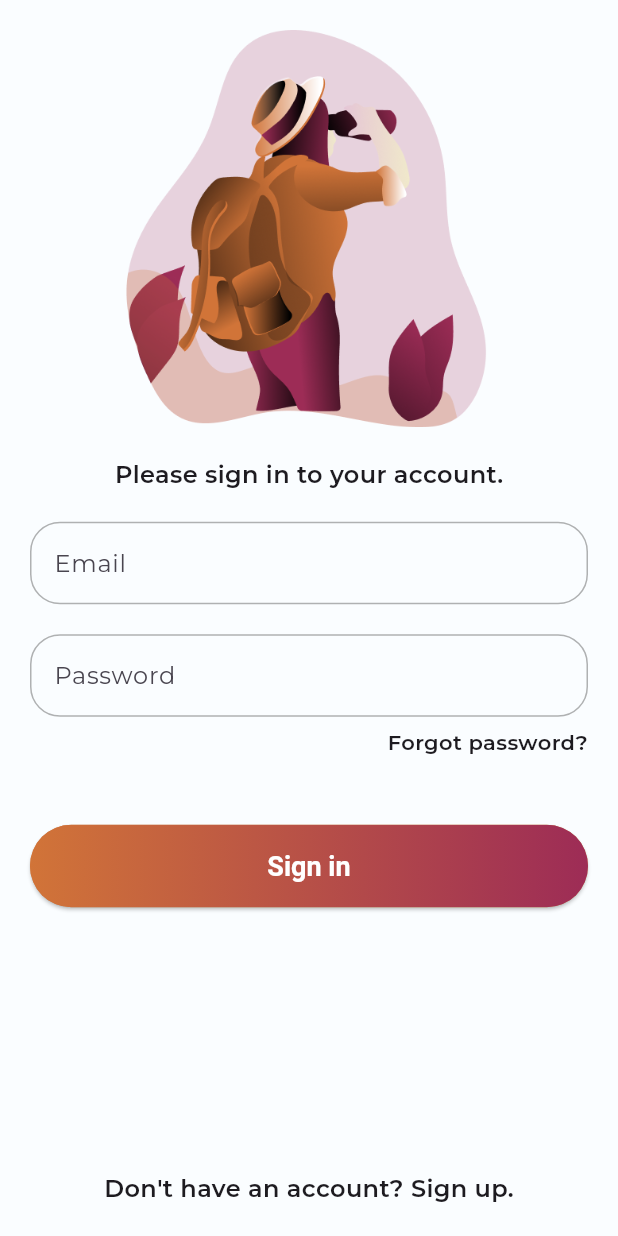
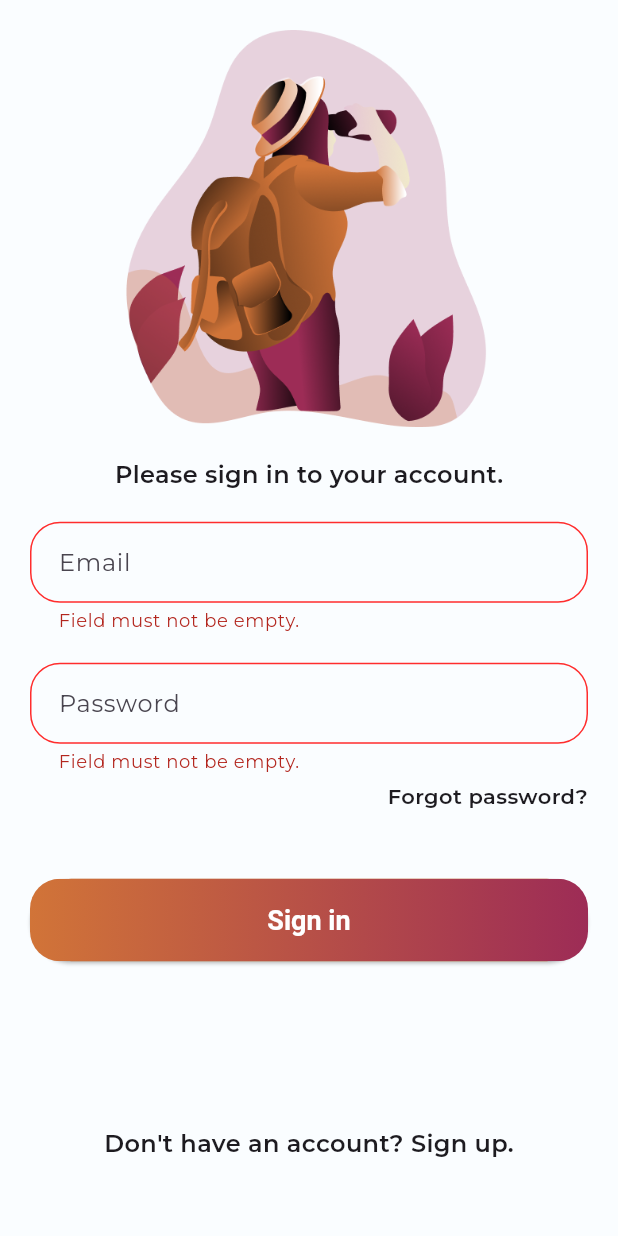
Before and after one commit to MatejStrlek/TouristApp-flutter, a Flutter app: the screen it shows after launch, after a tap on "Sign in", on a phone screen of 412 x 824 dp. Run offline on Flutter 3.47's test engine with Material 3 defaults, Android fonts, the light colour scheme and no system bars; our stand-ins replace dartz, firebase_auth, firebase_core, flutter_hooks, flutter_riverpod, hooks_riverpod; accounts and stored records are empty.

Commit message:
added auth state successsfully

```diff
--- /dev/null
+++ b/lib/core/di.dart
@@ -0,0 +1,20 @@
+import 'package:faks/features/auth/data/repository/user_repository.dart';
+import 'package:faks/features/auth/domain/repository/user_repository.dart';
+import 'package:faks/features/auth/domain/usecase/sign_in_use_case.dart';
+import 'package:faks/features/auth/presentation/controller/auth_controller.dart';
+import 'package:faks/features/auth/presentation/controller/state/auth_state.dart';
+import 'package:firebase_auth/firebase_auth.dart';
+import 'package:flutter_riverpod/flutter_riverpod.dart';
+import 'package:faks/features/auth/data/api/user_api.dart';
+
+final userApiProvider =
+    Provider<UserApi>((ref) => UserApi(FirebaseAuth.instance));
+
+final userRepositoryProvider = Provider<UserRepository>(
+    (ref) => UserRepositoryImpl(ref.watch(userApiProvider)));
+
+final signInUseCaseProvider = Provider<SignInUseCase>(
+    (ref) => SignInUseCase(ref.watch(userRepositoryProvider)));
+
+final authNotifier =
+    NotifierProvider<AuthController, AuthState>(() => AuthController());
--- a/lib/style/colors.dart
+++ b/lib/core/style/colors.dart
@@ -43,7 +43,8 @@ class AppColors extends ThemeExtension<AppColors> {
       );
 
   @override
-  ThemeExtension<AppColors> lerp(covariant ThemeExtension<AppColors>? other, double t) {
+  ThemeExtension<AppColors> lerp(
+      covariant ThemeExtension<AppColors>? other, double t) {
     if (other is! AppColors) {
       return this;
     }
--- a/lib/style/style_extensions.dart
+++ b/lib/core/style/style_extensions.dart
@@ -1,4 +1,4 @@
-import 'package:faks/style/text_styles.dart';
+import 'package:faks/core/style/text_styles.dart';
 import 'package:flutter/material.dart';
 
 import 'colors.dart';
@@ -7,6 +7,9 @@ extension StyleExtensions on BuildContext {
   Color get colorGradientBegin => Theme.of(this).extension<AppColors>()!.gradientBegin!;
   Color get colorGradientEnd => Theme.of(this).extension<AppColors>()!.gradientEnd!;
   Color get colorText => Theme.of(this).extension<AppColors>()!.text!;
+  Color get colorBackground => Theme.of(this).extension<AppColors>()!.background!;
+  Color get colorBorder => Theme.of(this).extension<AppColors>()!.border!;
+  Color get colorError => Theme.of(this).extension<AppColors>()!.error!;
 
   TextStyle get textButton => Theme.of(this).textTheme.buttonTextStyle;
   TextStyle get textSubtitle => Theme.of(this).textTheme.subtitleTextStyle;
--- a/lib/style/text_styles.dart
+++ b/lib/core/style/text_styles.dart
@@ -5,5 +5,6 @@ const _subtitleTextStyle = TextStyle(fontSize: 16, fontWeight: FontWeight.w600);
 
 extension CustomTextStyle on TextTheme {
   TextStyle get buttonTextStyle => _buttonTextStyle;
+
   TextStyle get subtitleTextStyle => _subtitleTextStyle;
 }
--- /dev/null
+++ b/lib/features/auth/presentation/controller/auth_controller.dart
@@ -0,0 +1,23 @@
+import 'package:faks/core/di.dart';
+import 'package:faks/features/auth/domain/usecase/sign_in_use_case.dart';
+import 'package:faks/features/auth/presentation/controller/state/auth_state.dart';
+import 'package:flutter_riverpod/flutter_riverpod.dart';
+
+class AuthController extends Notifier<AuthState> {
+  late final SignInUseCase _signInUseCase;
+
+  @override
+  AuthState build() {
+    _signInUseCase = ref.watch(signInUseCaseProvider);
+    return UnauthenticatedState();
+  }
+
+  void signIn(final String email, final String password) async {
+    state = LoadingState();
+
+    final result = await _signInUseCase(email, password);
+
+    result.fold((failure) => state = UnauthenticatedState(failure: failure),
+        (user) => state = AuthenticatedState(user!));
+  }
+}
--- /dev/null
+++ b/lib/features/auth/presentation/controller/state/auth_state.dart
@@ -0,0 +1,18 @@
+import 'package:faks/core/error/failure.dart';
+import 'package:firebase_auth/firebase_auth.dart';
+
+sealed class AuthState {}
+
+class AuthenticatedState extends AuthState {
+  final User user;
+
+  AuthenticatedState(this.user);
+}
+
+class LoadingState extends AuthState {}
+
+class UnauthenticatedState extends AuthState {
+  final Failure? failure;
+
+  UnauthenticatedState({this.failure});
+}
--- /dev/null
+++ b/lib/features/auth/presentation/screen/sign_in_screen.dart
@@ -0,0 +1,142 @@
+import 'package:faks/core/di.dart';
+import 'package:faks/core/style/style_extensions.dart';
+import 'package:faks/features/auth/presentation/controller/state/auth_state.dart';
+import 'package:flutter/material.dart';
+import 'package:flutter_hooks/flutter_hooks.dart';
+import 'package:hooks_riverpod/hooks_riverpod.dart';
+
+import '../widget/custom_primary_button.dart';
+import '../widget/custom_text_field.dart';
+
+class SignInScreen extends StatefulHookConsumerWidget {
+  const SignInScreen({super.key});
+
+  @override
+  ConsumerState<ConsumerStatefulWidget> createState() => _SignInScreenState();
+}
+
+class _SignInScreenState extends ConsumerState<SignInScreen> {
+  final _formKey = GlobalKey<FormState>();
+
+  @override
+  Widget build(BuildContext context) {
+    final authState = ref.watch(authNotifier);
+    final isLoading = useState(false);
+    final emailController = useTextEditingController();
+    final passwordController = useTextEditingController();
+
+    useValueChanged<AuthState, void>(authState, (_, newValue) {
+      WidgetsBinding.instance.addPostFrameCallback((_) {
+        switch (authState) {
+          case AuthenticatedState():
+            print("SUCCESS!");
+            isLoading.value = false;
+          case LoadingState():
+            print("LOADING!");
+            isLoading.value = true;
+          case UnauthenticatedState():
+            print("ERROR!");
+            isLoading.value = false;
+        }
+      });
+    });
+
+    return Scaffold(
+      resizeToAvoidBottomInset: false,
+      body: SafeArea(
+        child: Padding(
+          padding: const EdgeInsets.all(20),
+          child: SizedBox(
+            width: double.maxFinite,
+            child: Form(
+              key: _formKey,
+              child: Column(
+                crossAxisAlignment: CrossAxisAlignment.center,
+                children: [
+                  Image.asset("assets/images/login_image.png", width: 250),
+                  const SizedBox(height: 20),
+                  Text(
+                    "Please sign in to your account.",
+                    style: context.textSubtitle,
+                  ),
+                  const SizedBox(height: 20),
+                  CustomTextField(
+                    label: "Email",
+                    controller: emailController,
+                    validator: _validateEmail,
+                  ),
+                  const SizedBox(height: 20),
+                  CustomTextField(
+                    label: "Password",
+                    controller: passwordController,
+                    validator: _validatePassword,
+                  ),
+                  const SizedBox(height: 5),
+                  const Align(
+                    alignment: Alignment.centerRight,
+                    child: Text(
+                      "Forgot password?",
+                      style: TextStyle(fontWeight: FontWeight.w600),
+                      textAlign: TextAlign.end,
+                    ),
+                  ),
+                  const SizedBox(height: 45),
+                  CustomPrimaryButton(
+                    child: isLoading.value
+                        ? CircularProgressIndicator(
+                            backgroundColor: Colors.transparent,
+                            color: Colors.white)
+                        : Text("Sign in",
+                            style: context.textButton
+                                .copyWith(color: Colors.white)),
+                    onPressed: () =>
+                        _signIn(emailController.text, passwordController.text),
+                  ),
+                  const Spacer(),
+                  Text(
+                    "Don't have an account? Sign up.",
+                    style: context.textSubtitle,
+                  ), //TODO: Make this TextButton
+                  const SizedBox(height: 30),
+                ],
+              ),
+            ),
+          ),
+        ),
+      ),
+    );
+  }
+
+  String? _validateEmail(String? value) {
+    final regex = RegExp(r"(?:[a-z0-9!#$%&'*+/=?^_`{|}~-]+(?:\.[a-z0-9!#$%&'"
+        r'*+/=?^_`{|}~-]+)*|"(?:[\x01-\x08\x0b\x0c\x0e-\x1f\x21\x23-\x5b\x5d-'
+        r'\x7f]|\\[\x01-\x09\x0b\x0c\x0e-\x7f])*")@(?:(?:[a-z0-9](?:[a-z0-9-]*'
+        r'[a-z0-9])?\.)+[a-z0-9](?:[a-z0-9-]*[a-z0-9])?|\[(?:(?:(2(5[0-5]|[0-4]'
+        r'[0-9])|1[0-9][0-9]|[1-9]?[0-9]))\.){3}(?:(2(5[0-5]|[0-4][0-9])|1[0-9]'
+        r'[0-9]|[1-9]?[0-9])|[a-z0-9-]*[a-z0-9]:(?:[\x01-\x08\x0b\x0c\x0e-\x1f\'
+        r'x21-\x5a\x53-\x7f]|\\[\x01-\x09\x0b\x0c\x0e-\x7f])+)\])');
+    if (value == null || value.isEmpty) {
+      return "Field must not be empty.";
+    }
+    if (!regex.hasMatch(value)) {
+      return "Please enter valid email.";
+    }
+    return null;
+  }
+
+  String? _validatePassword(String? value) {
+    if (value == null || value.isEmpty) {
+      return "Field must not be empty.";
+    }
+    if (value.length <= 7) {
+      return "Password is too short";
+    }
+    return null;
+  }
+
+  void _signIn(final String email, final String password) {
+    if (_formKey.currentState!.validate()) {
+      ref.read(authNotifier.notifier).signIn(email, password);
+    }
+  }
+}
--- a/lib/widget/custom_primary_button.dart
+++ b/lib/features/auth/presentation/widget/custom_primary_button.dart
@@ -1,12 +1,14 @@
-import 'package:faks/style/style_extensions.dart';
+import 'package:faks/core/style/style_extensions.dart';
 import 'package:flutter/material.dart';
 
 class CustomPrimaryButton extends StatelessWidget {
-  final String text;
+  final Widget child;
+  final VoidCallback onPressed;
 
   const CustomPrimaryButton({
     super.key,
-    required this.text
+    required this.child,
+    required this.onPressed,
   });
 
   @override
@@ -23,7 +25,7 @@ class CustomPrimaryButton extends StatelessWidget {
           ),
           padding: EdgeInsets.zero,
         ),
-        onPressed: () {},
+        onPressed: onPressed,
         child: Ink(
           decoration: BoxDecoration(
             gradient: LinearGradient(
@@ -34,18 +36,12 @@ class CustomPrimaryButton extends StatelessWidget {
               begin: Alignment.centerLeft,
               end: Alignment.centerRight,
             ),
-            borderRadius: BorderRadius.circular(30),
+            borderRadius: BorderRadius.circular(20),
           ),
           child: Container(
-            constraints: BoxConstraints(
-              minHeight: 50
-            ),
+            constraints: const BoxConstraints(minHeight: 50),
             alignment: Alignment.center,
-            child: Text(
-              text,
-              style: context.textButton.copyWith(color: Colors.white
-              ),
-            ),
+            child: child,
           ),
         ),
       ),
--- /dev/null
+++ b/lib/features/auth/presentation/widget/custom_text_field.dart
@@ -0,0 +1,57 @@
+import 'package:faks/core/style/style_extensions.dart';
+import 'package:flutter/material.dart';
+
+class CustomTextField extends StatelessWidget {
+  final String label;
+  final TextEditingController controller;
+  final String? Function(String?)? validator;
+
+  const CustomTextField({
+    super.key,
+    required this.label,
+    required this.controller,
+    this.validator,
+  });
+
+  @override
+  Widget build(BuildContext context) {
+    return TextFormField(
+      controller: controller,
+      autovalidateMode: AutovalidateMode.onUserInteraction,
+      validator: validator,
+      decoration: InputDecoration(
+        contentPadding: const EdgeInsets.all(15),
+        isDense: true,
+        enabledBorder: OutlineInputBorder(
+          borderRadius: BorderRadius.circular(20),
+          borderSide: BorderSide(
+            color: context.colorBorder,
+            width: 1,
+          ),
+        ),
+        hintText: label,
+        border: OutlineInputBorder(
+          borderRadius: BorderRadius.circular(20),
+          borderSide: BorderSide(
+            color: context.colorBorder,
+            width: 1,
+          ),
+        ),
+        focusedBorder: OutlineInputBorder(
+          borderRadius: BorderRadius.circular(20),
+          borderSide: BorderSide(
+            color: context.colorBorder,
+            width: 1,
+          ),
+        ),
+        errorBorder: OutlineInputBorder(
+          borderRadius: BorderRadius.circular(20),
+          borderSide: BorderSide(
+            color: context.colorError,
+            width: 1,
+          ),
+        ),
+      ),
+    );
+  }
+}
--- a/lib/main.dart
+++ b/lib/main.dart
@@ -1,9 +1,14 @@
-import 'package:faks/screen/sign_in_screen.dart';
-import 'package:faks/style/app_theme.dart';
+import 'package:faks/features/auth/presentation/screen/sign_in_screen.dart';
+import 'package:firebase_core/firebase_core.dart';
 import 'package:flutter/material.dart';
+import 'package:flutter_riverpod/flutter_riverpod.dart';
 
-void main() {
-  runApp(const MyApp());
+import 'core/style/app_theme.dart';
+
+void main() async {
+  WidgetsFlutterBinding.ensureInitialized();
+  await Firebase.initializeApp();
+  runApp(ProviderScope(child: const MyApp()));
 }
 
 class MyApp extends StatelessWidget {
--- a/lib/screen/sign_in_screen.dart
+++ /dev/null
@@ -1,54 +0,0 @@
-import 'package:faks/style/style_extensions.dart';
-import 'package:faks/widget/custom_primary_button.dart';
-import 'package:faks/widget/custom_text_field.dart';
-import 'package:flutter/material.dart';
-
-class SignInScreen extends StatelessWidget {
-  const SignInScreen({super.key});
-
-  @override
-  Widget build(BuildContext context) {
-    return Scaffold(
-      body: SafeArea(
-        child: Padding(
-          padding: const EdgeInsets.all(20),
-          child: SizedBox(
-            width: double.maxFinite,
-            child: Column(
-              crossAxisAlignment: CrossAxisAlignment.center,
-              children: [
-                Image.asset("assets/images/login_image.png", width: 250),
-                const SizedBox(height: 20),
-                Text(
-                  "Please sign in to your account.",
-                  style: context.textSubtitle,
-                ),
-                const SizedBox(height: 20),
-                const CustomTextField(label: "Email"),
-                const SizedBox(height: 20),
-                const CustomTextField(label: "Password"),
-                const SizedBox(height: 7),
-                const Align(
-                  alignment: Alignment.centerRight,
-                  child: Text("Forgot password?",
-                      style: TextStyle(
-                        fontWeight: FontWeight.w600,
-                      ),
-                      textAlign: TextAlign.end,
-                  ),
-                ),
-                const SizedBox(height: 45),
-                const CustomPrimaryButton(text: "Sign in"),
-                const Spacer(),
-                Text(
-                    "Don't have an account? Sign up.",
-                    style: context.textSubtitle,
-                ) //TODO make this text button
-              ],
-            ),
-          ),
-        ),
-      ),
-    );
-  }
-}
--- a/lib/widget/custom_text_field.dart
+++ /dev/null
@@ -1,35 +0,0 @@
-import 'package:faks/style/colors.dart';
-import 'package:flutter/material.dart';
-
-class CustomTextField extends StatelessWidget {
-  final String label;
-
-  const CustomTextField({
-    super.key,
-    required this.label,
-  });
-
-  @override
-  Widget build(BuildContext context) {
-    return SizedBox(
-      height: 55,
-      child: TextField(
-        decoration: InputDecoration(
-          enabledBorder: OutlineInputBorder(
-            borderSide: BorderSide(
-                color: Theme.of(context).extension<AppColors>()!.border!,
-                width: 1),
-            borderRadius: BorderRadius.circular(20),
-          ),
-          hintText: label,
-          focusedBorder: OutlineInputBorder(
-            borderSide: BorderSide(
-                color: Theme.of(context).extension<AppColors>()!.border!,
-                width: 1),
-            borderRadius: BorderRadius.circular(20),
-          ),
-        ),
-      ),
-    );
-  }
-}
--- a/pubspec.yaml
+++ b/pubspec.yaml
@@ -12,6 +12,12 @@ dependencies:
     sdk: flutter
 
   cupertino_icons: ^1.0.8
+  firebase_auth: ^5.3.1
+  firebase_core: ^3.6.0
+  dartz: ^0.10.0
+  flutter_riverpod: ^2.5.3
+  flutter_hooks: ^0.20.5
+  hooks_riverpod: ^2.6.1
 
 dev_dependencies:
   flutter_test:
```
Also changed, not shown: lib/core/error/failure.dart (added, +13 -0 lines), lib/features/auth/data/api/user_api.dart (added, +13 -0 lines), lib/features/auth/data/repository/user_repository.dart (added, +29 -0 lines), lib/features/auth/domain/repository/user_repository.dart (added, +8 -0 lines), lib/features/auth/domain/usecase/sign_in_use_case.dart (added, +15 -0 lines), lib/core/style/app_theme.dart (line endings or trailing spaces), pubspec.lock, 16 other files.
